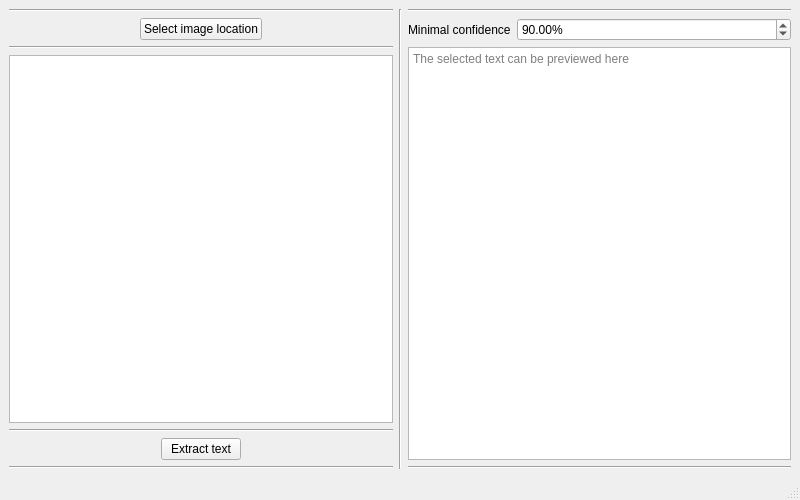
The window that QtractWindow.ui (ElijahGgnore/Qtract) describes before a commit, drawn with Qt 5.
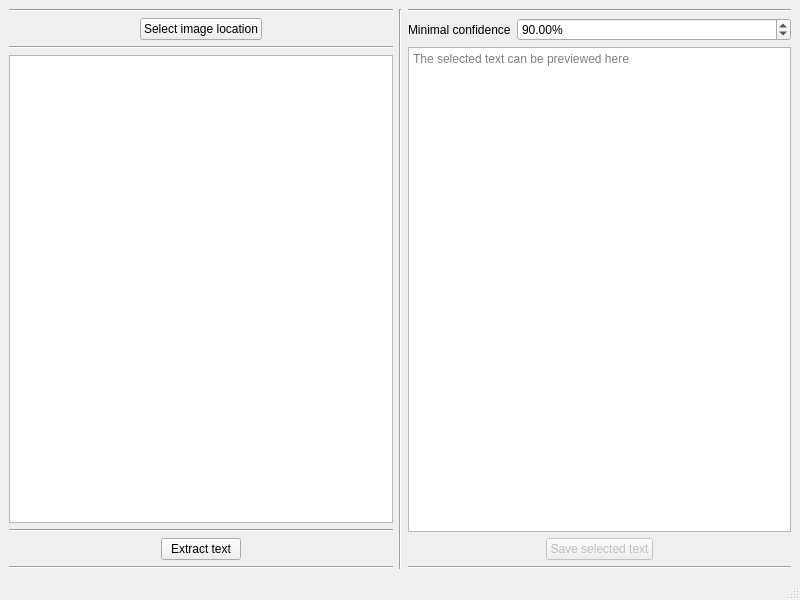
The same window after the commit. Custom widgets are drawn as their Qt base class.

Commit message: Added the "Save selected text" button and the corresponding functionality. OCRGraphicsView now has a selected text variable which gets updated every time selection changes. Added 'button' to buttons' names.

Diff of the .ui file:
```diff
--- a/QtractWindow.ui
+++ b/QtractWindow.ui
@@ -7,7 +7,7 @@
     <x>0</x>
     <y>0</y>
     <width>800</width>
-    <height>500</height>
+    <height>600</height>
    </rect>
   </property>
   <property name="windowTitle">
@@ -155,6 +155,16 @@
         </property>
        </widget>
       </item>
+      <item alignment="Qt::AlignHCenter">
+       <widget class="QPushButton" name="save_selected_text_button">
+        <property name="enabled">
+         <bool>false</bool>
+        </property>
+        <property name="text">
+         <string>Save selected text</string>
+        </property>
+       </widget>
+      </item>
       <item>
        <widget class="Line" name="line_7">
         <property name="orientation">
```
Left out of the diff: 6 changed lines with no effect on the pictures. The commit also changes 3 other files.
